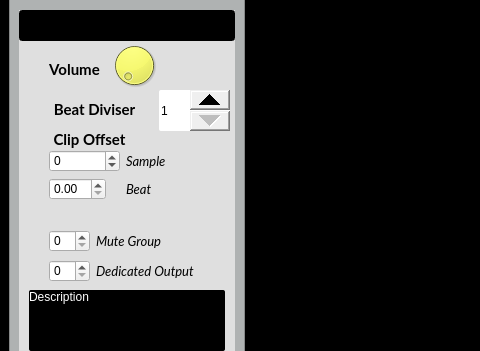
Vampouille/superboucle, file gui_ui.ui: the form before one commit; both pictures show x 0 to 480 and y 388 to 739 of the 1111 by 929 pixel window.
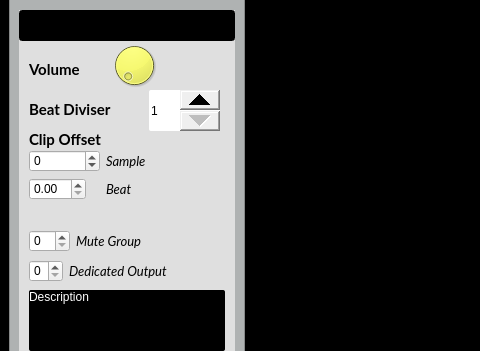
The form after the commit. Icons and pictures are not drawn. Custom widgets are drawn as their Qt base class.

What changed in the file:
```diff
--- a/gui_ui.ui
+++ b/gui_ui.ui
@@ -196,7 +196,7 @@
           <widget class="QLabel" name="label_5">
            <property name="geometry">
             <rect>
-             <x>20</x>
+             <x>10</x>
              <y>50</y>
              <width>71</width>
              <height>19</height>
@@ -214,7 +214,7 @@
             <string>Volume</string>
            </property>
            <property name="alignment">
-            <set>Qt::AlignCenter</set>
+            <set>Qt::AlignLeading|Qt::AlignLeft|Qt::AlignVCenter</set>
            </property>
           </widget>
           <widget class="QSuperDial" name="clip_volume">
@@ -243,7 +243,7 @@
           <widget class="QLabel" name="label_4">
            <property name="geometry">
             <rect>
-             <x>20</x>
+             <x>10</x>
              <y>90</y>
              <width>111</width>
              <height>19</height>
@@ -260,14 +260,11 @@
            <property name="text">
             <string>Beat Diviser</string>
            </property>
-           <property name="alignment">
-            <set>Qt::AlignCenter</set>
-           </property>
           </widget>
           <widget class="QSpinBox" name="beat_diviser">
            <property name="geometry">
             <rect>
-             <x>140</x>
+             <x>130</x>
              <y>80</y>
              <width>71</width>
              <height>41</height>
@@ -285,7 +282,7 @@
           <widget class="QLabel" name="label_3">
            <property name="geometry">
             <rect>
-             <x>20</x>
+             <x>10</x>
              <y>120</y>
              <width>101</width>
              <height>19</height>
@@ -303,7 +300,7 @@
             <string>Clip Offset</string>
            </property>
            <property name="alignment">
-            <set>Qt::AlignCenter</set>
+            <set>Qt::AlignLeading|Qt::AlignLeft|Qt::AlignVCenter</set>
            </property>
           </widget>
           <widget class="QLabel" name="clip_description">
@@ -330,7 +327,7 @@
           <widget class="QWidget" name="formLayoutWidget_2">
            <property name="geometry">
             <rect>
-             <x>30</x>
+             <x>10</x>
              <y>140</y>
              <width>160</width>
              <height>64</height>
@@ -442,7 +439,7 @@
           <widget class="QWidget" name="formLayoutWidget_3">
            <property name="geometry">
             <rect>
-             <x>30</x>
+             <x>10</x>
              <y>250</y>
              <width>182</width>
              <height>31</height>
@@ -450,7 +447,11 @@
            </property>
            <layout class="QFormLayout" name="formLayout">
             <item row="0" column="0">
-             <widget class="QSpinBox" name="route_out"/>
+             <widget class="QSpinBox" name="route_out">
+              <property name="maximum">
+               <number>7</number>
+              </property>
+             </widget>
             </item>
             <item row="0" column="1">
              <widget class="QLabel" name="label_9">
@@ -471,7 +472,7 @@
           <widget class="QWidget" name="formLayoutWidget_4">
            <property name="geometry">
             <rect>
-             <x>30</x>
+             <x>10</x>
              <y>220</y>
              <width>170</width>
              <height>31</height>
```
